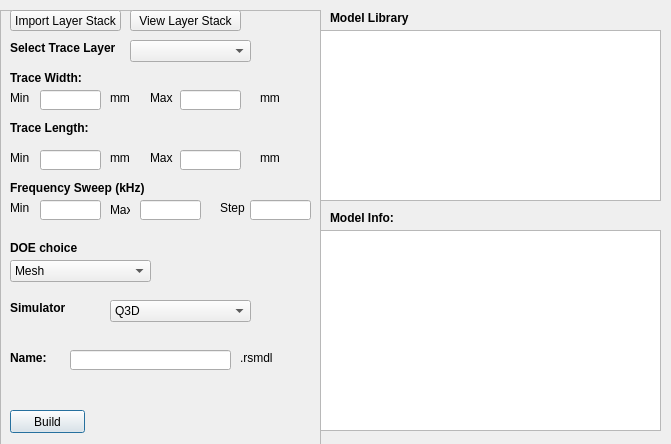
Before: the Qt Designer form powercad/project_builder/ui/ResponseSurface.ui in e3da/PowerSynth1-src, drawn with Qt 5.
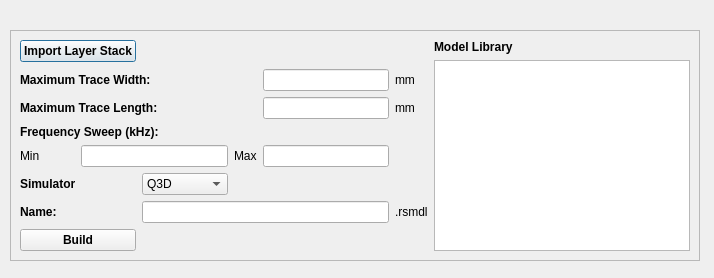
After: the same form once the commit is applied.

Commit message: 1.Change symlayout script 2. Edit new project dialog 3. Major changes in main_UI for:virtual bondwire connection, device setup, device state 4. Device state dialog and Wire connection dialog added 5. Add a small txt edit for seed control 6. Added FastHenry to response surface, simplify response surface dialog 7. Fixed some issues in save and load projects 8. Fixed an issue in Shilpi's fillet code (check TODO)

```diff
--- a/powercad/project_builder/ui/ResponseSurface.ui
+++ b/powercad/project_builder/ui/ResponseSurface.ui
@@ -6,8 +6,8 @@
    <rect>
     <x>0</x>
     <y>0</y>
-    <width>671</width>
-    <height>444</height>
+    <width>714</width>
+    <height>278</height>
    </rect>
   </property>
   <property name="windowTitle">
@@ -16,10 +16,10 @@
   <widget class="QFrame" name="frame">
    <property name="geometry">
     <rect>
-     <x>0</x>
-     <y>10</y>
-     <width>321</width>
-     <height>461</height>
+     <x>10</x>
+     <y>30</y>
+     <width>690</width>
+     <height>231</height>
     </rect>
    </property>
    <property name="frameShape">
@@ -28,148 +28,38 @@
    <property name="frameShadow">
     <enum>QFrame::Raised</enum>
    </property>
-   <widget class="QLabel" name="label_20">
-    <property name="geometry">
-     <rect>
-      <x>10</x>
-      <y>230</y>
-      <width>141</width>
-      <height>16</height>
-     </rect>
-    </property>
-    <property name="font">
-     <font>
-      <weight>75</weight>
-      <bold>true</bold>
-     </font>
-    </property>
-    <property name="text">
-     <string>DOE choice</string>
-    </property>
-   </widget>
-   <widget class="QComboBox" name="cmb_DOE">
-    <property name="geometry">
-     <rect>
-      <x>10</x>
-      <y>250</y>
-      <width>141</width>
-      <height>22</height>
-     </rect>
-    </property>
-    <item>
-     <property name="text">
-      <string>Mesh</string>
-     </property>
-    </item>
-    <item>
-     <property name="text">
-      <string>Center Composite</string>
-     </property>
-    </item>
-   </widget>
-   <widget class="QPushButton" name="btn_build">
-    <property name="geometry">
-     <rect>
-      <x>10</x>
-      <y>400</y>
-      <width>75</width>
-      <height>23</height>
-     </rect>
-    </property>
-    <property name="text">
-     <string>Build</string>
-    </property>
-   </widget>
-   <widget class="QLabel" name="label_24">
-    <property name="geometry">
-     <rect>
-      <x>10</x>
-      <y>290</y>
-      <width>141</width>
-      <height>16</height>
-     </rect>
-    </property>
-    <property name="font">
-     <font>
-      <weight>75</weight>
-      <bold>true</bold>
-     </font>
-    </property>
-    <property name="text">
-     <string>Simulator</string>
-    </property>
-   </widget>
-   <widget class="QComboBox" name="cmb_sims">
-    <property name="geometry">
-     <rect>
-      <x>110</x>
-      <y>290</y>
-      <width>141</width>
-      <height>22</height>
-     </rect>
-    </property>
-    <item>
-     <property name="text">
-      <string>Q3D</string>
-     </property>
-    </item>
-    <item>
-     <property name="text">
-      <string>FastHenry</string>
-     </property>
-    </item>
-   </widget>
-   <widget class="QLineEdit" name="lineEdit_name">
-    <property name="geometry">
-     <rect>
-      <x>70</x>
-      <y>340</y>
-      <width>161</width>
-      <height>20</height>
-     </rect>
-    </property>
-   </widget>
-   <widget class="QLabel" name="label_25">
-    <property name="geometry">
-     <rect>
-      <x>10</x>
-      <y>340</y>
-      <width>41</width>
-      <height>16</height>
-     </rect>
-    </property>
-    <property name="font">
-     <font>
-      <weight>75</weight>
-      <bold>true</bold>
-     </font>
-    </property>
-    <property name="text">
-     <string>Name:</string>
-    </property>
-   </widget>
+   <layout class="QGridLayout" name="gridLayout">
+    <item row="0" column="0" rowspan="2" colspan="2">
    <widget class="QPushButton" name="btn_add_layer_stack">
-    <property name="geometry">
-     <rect>
-      <x>10</x>
-      <y>0</y>
-      <width>111</width>
-      <height>21</height>
-     </rect>
+      <property name="font">
+       <font>
+        <weight>75</weight>
+        <bold>true</bold>
+       </font>
     </property>
     <property name="text">
      <string>Import Layer Stack</string>
     </property>
    </widget>
+    </item>
+    <item row="0" column="7">
+     <widget class="QLabel" name="label_22">
+      <property name="font">
+       <font>
+        <weight>75</weight>
+        <bold>true</bold>
+       </font>
+      </property>
+      <property name="text">
+       <string>Model Library</string>
+      </property>
+     </widget>
+    </item>
+    <item row="1" column="7" rowspan="8">
+     <widget class="QListView" name="list_mdl_lib"/>
+    </item>
+    <item row="2" column="0" colspan="3">
    <widget class="QLabel" name="label_4">
-    <property name="geometry">
-     <rect>
-      <x>10</x>
-      <y>60</y>
-      <width>71</width>
-      <height>16</height>
-     </rect>
-    </property>
     <property name="font">
      <font>
       <weight>75</weight>
@@ -177,31 +67,22 @@
      </font>
     </property>
     <property name="text">
-     <string>Trace Width:</string>
-    </property>
-   </widget>
-   <widget class="QLabel" name="label_15">
-    <property name="geometry">
-     <rect>
-      <x>260</x>
-      <y>140</y>
-      <width>61</width>
-      <height>16</height>
-     </rect>
-    </property>
+       <string>Maximum Trace Width:</string>
+      </property>
+     </widget>
+    </item>
+    <item row="2" column="4">
+     <widget class="QLineEdit" name="lineEdit_maxW"/>
+    </item>
+    <item row="2" column="5">
+     <widget class="QLabel" name="label_14">
     <property name="text">
      <string>mm</string>
     </property>
    </widget>
+    </item>
+    <item row="3" column="0" colspan="3">
    <widget class="QLabel" name="label_7">
-    <property name="geometry">
-     <rect>
-      <x>10</x>
-      <y>110</y>
-      <width>81</width>
-      <height>16</height>
-     </rect>
-    </property>
     <property name="font">
      <font>
       <weight>75</weight>
@@ -209,110 +90,22 @@
      </font>
     </property>
     <property name="text">
-     <string>Trace Length:</string>
-    </property>
-   </widget>
-   <widget class="QLabel" name="label_18">
-    <property name="geometry">
-     <rect>
-      <x>110</x>
-      <y>190</y>
-      <width>20</width>
-      <height>20</height>
-     </rect>
-    </property>
+       <string>Maximum Trace Length:</string>
+      </property>
+     </widget>
+    </item>
+    <item row="3" column="4">
+     <widget class="QLineEdit" name="lineEdit_maxL"/>
+    </item>
+    <item row="3" column="5">
+     <widget class="QLabel" name="label_15">
     <property name="text">
-     <string>Max</string>
-    </property>
-   </widget>
-   <widget class="QLineEdit" name="lineEdit_maxL">
-    <property name="geometry">
-     <rect>
-      <x>180</x>
-      <y>140</y>
-      <width>61</width>
-      <height>20</height>
-     </rect>
-    </property>
-   </widget>
-   <widget class="QLabel" name="label_6">
-    <property name="geometry">
-     <rect>
-      <x>150</x>
-      <y>80</y>
-      <width>41</width>
-      <height>16</height>
-     </rect>
-    </property>
-    <property name="text">
-     <string>Max</string>
-    </property>
-   </widget>
-   <widget class="QLineEdit" name="lineEdit_minL">
-    <property name="geometry">
-     <rect>
-      <x>40</x>
-      <y>140</y>
-      <width>61</width>
-      <height>20</height>
-     </rect>
-    </property>
-   </widget>
-   <widget class="QLabel" name="label_19">
-    <property name="geometry">
-     <rect>
-      <x>220</x>
-      <y>190</y>
-      <width>41</width>
-      <height>16</height>
-     </rect>
-    </property>
-    <property name="text">
-     <string>Step</string>
-    </property>
-   </widget>
-   <widget class="QLineEdit" name="lineEdit_fmax">
-    <property name="geometry">
-     <rect>
-      <x>140</x>
-      <y>190</y>
-      <width>61</width>
-      <height>20</height>
-     </rect>
-    </property>
-   </widget>
-   <widget class="QLineEdit" name="lineEdit_fstep">
-    <property name="geometry">
-     <rect>
-      <x>250</x>
-      <y>190</y>
-      <width>61</width>
-      <height>20</height>
-     </rect>
-    </property>
-   </widget>
-   <widget class="QLabel" name="label_9">
-    <property name="geometry">
-     <rect>
-      <x>150</x>
-      <y>140</y>
-      <width>41</width>
-      <height>16</height>
-     </rect>
-    </property>
-    <property name="text">
-     <string>Max</string>
-    </property>
-   </widget>
+       <string>mm</string>
+      </property>
+     </widget>
+    </item>
+    <item row="4" column="0" colspan="3">
    <widget class="QLabel" name="label_16">
-    <property name="geometry">
-     <rect>
-      <x>10</x>
-      <y>170</y>
-      <width>141</width>
-      <height>16</height>
-     </rect>
-    </property>
     <property name="font">
      <font>
       <weight>75</weight>
@@ -320,126 +113,61 @@
      </font>
     </property>
     <property name="text">
-     <string>Frequency Sweep (kHz)</string>
-    </property>
-   </widget>
-   <widget class="QLineEdit" name="lineEdit_minW">
-    <property name="geometry">
-     <rect>
-      <x>40</x>
-      <y>80</y>
-      <width>61</width>
-      <height>20</height>
-     </rect>
-    </property>
-   </widget>
-   <widget class="QLabel" name="label_14">
-    <property name="geometry">
-     <rect>
-      <x>260</x>
-      <y>80</y>
-      <width>61</width>
-      <height>16</height>
-     </rect>
-    </property>
-    <property name="text">
-     <string>mm</string>
-    </property>
-   </widget>
+       <string>Frequency Sweep (kHz):</string>
+      </property>
+     </widget>
+    </item>
+    <item row="5" column="0">
    <widget class="QLabel" name="label_17">
-    <property name="geometry">
-     <rect>
-      <x>10</x>
-      <y>190</y>
-      <width>41</width>
-      <height>16</height>
-     </rect>
-    </property>
     <property name="text">
      <string>Min</string>
     </property>
    </widget>
-   <widget class="QLineEdit" name="lineEdit_maxW">
-    <property name="geometry">
-     <rect>
-      <x>180</x>
-      <y>80</y>
-      <width>61</width>
-      <height>20</height>
-     </rect>
-    </property>
-   </widget>
-   <widget class="QLabel" name="label_8">
-    <property name="geometry">
-     <rect>
-      <x>10</x>
-      <y>140</y>
-      <width>41</width>
-      <height>16</height>
-     </rect>
-    </property>
+    </item>
+    <item row="5" column="1" colspan="2">
+     <widget class="QLineEdit" name="lineEdit_fmin"/>
+    </item>
+    <item row="5" column="3">
+     <widget class="QLabel" name="label_18">
     <property name="text">
-     <string>Min</string>
-    </property>
-   </widget>
-   <widget class="QLineEdit" name="lineEdit_fmin">
-    <property name="geometry">
-     <rect>
-      <x>40</x>
-      <y>190</y>
-      <width>61</width>
-      <height>20</height>
-     </rect>
-    </property>
-   </widget>
-   <widget class="QLabel" name="label_5">
-    <property name="geometry">
-     <rect>
-      <x>10</x>
-      <y>80</y>
-      <width>41</width>
-      <height>16</height>
-     </rect>
-    </property>
+       <string>Max</string>
+      </property>
+     </widget>
+    </item>
+    <item row="5" column="4">
+     <widget class="QLineEdit" name="lineEdit_fmax"/>
+    </item>
+    <item row="6" column="0" colspan="2">
+     <widget class="QLabel" name="label_24">
+      <property name="font">
+       <font>
+        <weight>75</weight>
+        <bold>true</bold>
+       </font>
+      </property>
     <property name="text">
-     <string>Min</string>
-    </property>
-   </widget>
-   <widget class="QLabel" name="label_21">
-    <property name="geometry">
-     <rect>
-      <x>110</x>
-      <y>140</y>
-      <width>41</width>
-      <height>16</height>
-     </rect>
+       <string>Simulator</string>
+      </property>
+     </widget>
+    </item>
+    <item row="7" column="0" colspan="2">
+     <widget class="QLabel" name="label_25">
+      <property name="font">
+       <font>
+        <weight>75</weight>
+        <bold>true</bold>
+       </font>
     </property>
     <property name="text">
-     <string>mm</string>
-    </property>
-   </widget>
-   <widget class="QLabel" name="label_26">
-    <property name="geometry">
-     <rect>
-      <x>110</x>
-      <y>80</y>
-      <width>41</width>
-      <height>16</height>
-     </rect>
-    </property>
-    <property name="text">
-     <string>mm</string>
-    </property>
-   </widget>
-   <widget class="QLabel" name="label_10">
-    <property name="geometry">
-     <rect>
-      <x>10</x>
-      <y>30</y>
-      <width>111</width>
-      <height>16</height>
-     </rect>
-    </property>
+       <string>Name:</string>
+      </property>
+     </widget>
+    </item>
+    <item row="7" column="2" colspan="3">
+     <widget class="QLineEdit" name="lineEdit_name"/>
+    </item>
+    <item row="8" column="0" colspan="2">
+     <widget class="QPushButton" name="btn_build">
     <property name="font">
      <font>
       <weight>75</weight>
@@ -447,143 +175,32 @@
      </font>
     </property>
     <property name="text">
-     <string>Select Trace Layer</string>
-    </property>
-   </widget>
-   <widget class="QComboBox" name="cmb_trace_layer">
-    <property name="geometry">
-     <rect>
-      <x>130</x>
-      <y>30</y>
-      <width>121</width>
-      <height>22</height>
-     </rect>
-    </property>
-    <property name="editable">
-     <bool>false</bool>
-    </property>
-   </widget>
-   <widget class="QPushButton" name="btn_view_layer_stack">
-    <property name="enabled">
-     <bool>true</bool>
-    </property>
-    <property name="geometry">
-     <rect>
-      <x>130</x>
-      <y>0</y>
-      <width>111</width>
-      <height>21</height>
-     </rect>
-    </property>
-    <property name="text">
-     <string>View Layer Stack</string>
-    </property>
-   </widget>
+       <string>Build</string>
+      </property>
+     </widget>
+    </item>
+    <item row="7" column="5">
    <widget class="QLabel" name="label_27">
-    <property name="geometry">
-     <rect>
-      <x>240</x>
-      <y>340</y>
-      <width>61</width>
-      <height>16</height>
-     </rect>
-    </property>
     <property name="text">
      <string>.rsmdl</string>
     </property>
    </widget>
-   <zorder>label_20</zorder>
-   <zorder>cmb_DOE</zorder>
-   <zorder>btn_build</zorder>
-   <zorder>label_24</zorder>
-   <zorder>cmb_sims</zorder>
-   <zorder>lineEdit_name</zorder>
-   <zorder>label_25</zorder>
-   <zorder>btn_add_layer_stack</zorder>
-   <zorder>btn_add_layer_stack</zorder>
-   <zorder>label_4</zorder>
-   <zorder>label_15</zorder>
-   <zorder>label_7</zorder>
-   <zorder>label_18</zorder>
-   <zorder>lineEdit_maxL</zorder>
-   <zorder>label_6</zorder>
-   <zorder>lineEdit_minL</zorder>
-   <zorder>label_19</zorder>
-   <zorder>lineEdit_fmax</zorder>
-   <zorder>lineEdit_fstep</zorder>
-   <zorder>label_9</zorder>
-   <zorder>label_16</zorder>
-   <zorder>lineEdit_minW</zorder>
-   <zorder>label_14</zorder>
-   <zorder>label_17</zorder>
-   <zorder>lineEdit_maxW</zorder>
-   <zorder>label_8</zorder>
-   <zorder>lineEdit_fmin</zorder>
-   <zorder>label_5</zorder>
-   <zorder>label_21</zorder>
-   <zorder>label_26</zorder>
-   <zorder>label_10</zorder>
-   <zorder>cmb_trace_layer</zorder>
-   <zorder>btn_view_layer_stack</zorder>
-   <zorder>label_27</zorder>
-  </widget>
-  <widget class="QListView" name="list_mdl_lib">
-   <property name="geometry">
-    <rect>
-     <x>320</x>
-     <y>30</y>
-     <width>341</width>
-     <height>171</height>
-    </rect>
-   </property>
-  </widget>
-  <widget class="QLabel" name="label_22">
-   <property name="geometry">
-    <rect>
-     <x>330</x>
-     <y>10</y>
-     <width>161</width>
-     <height>16</height>
-    </rect>
-   </property>
-   <property name="font">
-    <font>
-     <weight>75</weight>
-     <bold>true</bold>
-    </font>
-   </property>
+    </item>
+    <item row="6" column="2">
+     <widget class="QComboBox" name="cmb_sims">
+      <item>
    <property name="text">
-    <string>Model Library</string>
-   </property>
-  </widget>
-  <widget class="QLabel" name="label_23">
-   <property name="geometry">
-    <rect>
-     <x>330</x>
-     <y>210</y>
-     <width>161</width>
-     <height>16</height>
-    </rect>
-   </property>
-   <property name="font">
-    <font>
-     <weight>75</weight>
-     <bold>true</bold>
-    </font>
-   </property>
+        <string>Q3D</string>
+       </property>
+      </item>
+      <item>
    <property name="text">
-    <string>Model Info:</string>
-   </property>
-  </widget>
-  <widget class="QTextEdit" name="text_edt_model_info">
-   <property name="geometry">
-    <rect>
-     <x>320</x>
-     <y>230</y>
-     <width>341</width>
-     <height>201</height>
-    </rect>
-   </property>
+        <string>FastHenry</string>
+       </property>
+      </item>
+     </widget>
+    </item>
+   </layout>
   </widget>
  </widget>
  <resources/>
```
Lines whose indentation alone changed are shown as unchanged. The commit also changes 95 other files.
